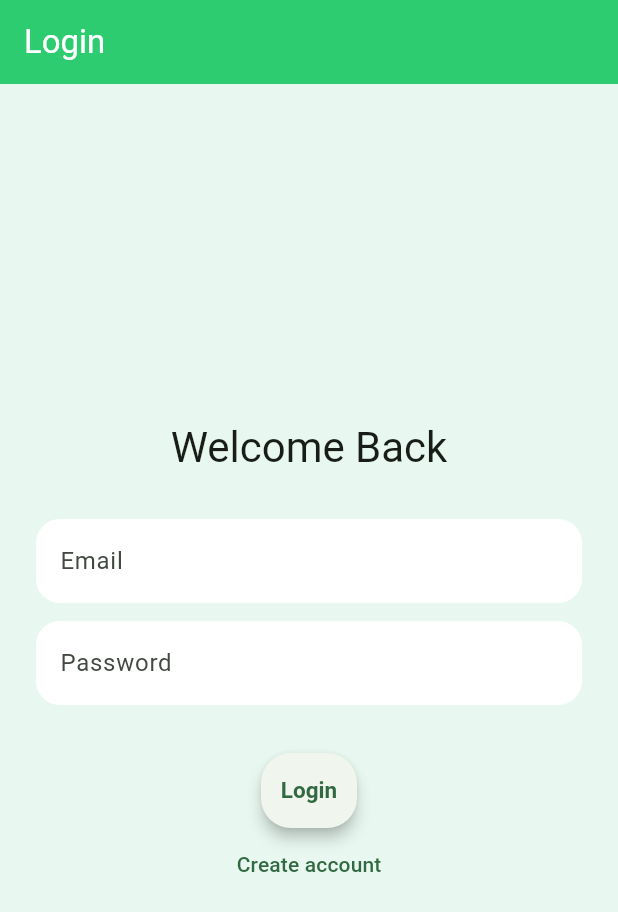
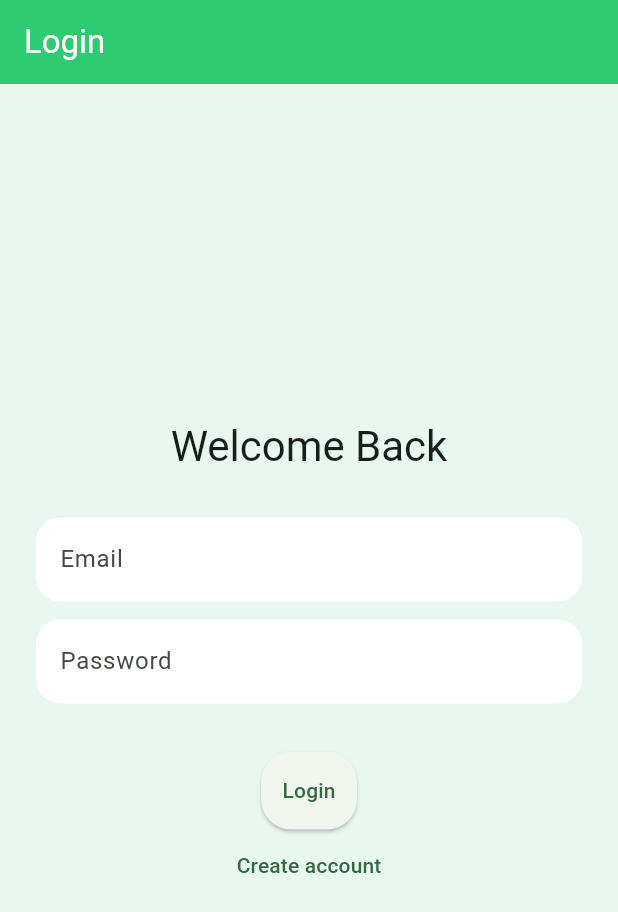
Before and after one commit to YuzuuDev/attendancesheyt, a Flutter app: the screen it shows after launch, on a phone screen of 412 x 824 dp. Shown: the top 912 px of the screen. Run offline on Flutter 3.47's test engine with Material 3 defaults, Android fonts, the phone set to English and light mode, and no system bars; our stand-ins replace cached_network_image, file_picker, open_filex, qr_flutter, supabase_flutter; missing offline and left inert: flutter_pdfview, qr_code_scanner_plus; accounts and stored records are empty.

Commit message:
Update app_theme.dart

```diff
--- a/lib/app_theme.dart
+++ b/lib/app_theme.dart
@@ -24,34 +24,5 @@ class AppTheme {
         borderSide: BorderSide.none,
       ),
     ),
-    //teacher shit
-    cardTheme: CardTheme(
-      elevation: 6,
-      shadowColor: Colors.black26,
-      shape: RoundedRectangleBorder(
-        borderRadius: BorderRadius.circular(22),
-      ),
-    ),
-
-    elevatedButtonTheme: ElevatedButtonThemeData(
-      style: ElevatedButton.styleFrom(
-        elevation: 4,
-        padding: const EdgeInsets.symmetric(vertical: 16),
-        shape: RoundedRectangleBorder(
-          borderRadius: BorderRadius.circular(20),
-        ),
-        textStyle: const TextStyle(
-          fontSize: 15,
-          fontWeight: FontWeight.w600,
-        ),
-      ),
-    ),
-
-    listTileTheme: ListTileThemeData(
-      shape: RoundedRectangleBorder(
-        borderRadius: BorderRadius.circular(18),
-      ),
-    ),
-
   );
 }
```
